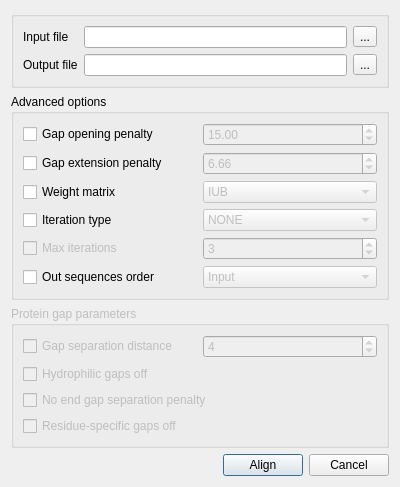
violethaze74/ugene, file src/plugins/external_tool_support/src/ui/ClustalWSupportRunDialog.ui: the form before one commit.
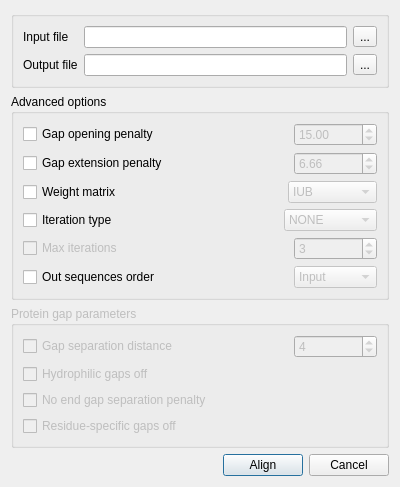
The form after the commit.

The edit to the form file:
```diff
--- a/src/plugins/external_tool_support/src/ui/ClustalWSupportRunDialog.ui
+++ b/src/plugins/external_tool_support/src/ui/ClustalWSupportRunDialog.ui
@@ -7,72 +7,122 @@
     <x>0</x>
     <y>0</y>
     <width>400</width>
-    <height>442</height>
+    <height>454</height>
    </rect>
   </property>
-  <property name="maximumSize">
+  <property name="minimumSize">
    <size>
     <width>400</width>
-    <height>442</height>
+    <height>0</height>
+   </size>
+  </property>
+  <property name="maximumSize">
+   <size>
+    <width>40067</width>
+    <height>448567</height>
    </size>
   </property>
   <property name="windowTitle">
    <string>Align with ClustalW</string>
   </property>
+  <layout class="QVBoxLayout" name="verticalLayout_2">
+   <item>
   <layout class="QVBoxLayout" name="verticalLayout">
    <item>
-    <layout class="QGridLayout" name="gridLayout_4">
-     <item row="3" column="0">
-      <layout class="QHBoxLayout" name="horizontalLayout">
-       <item>
-        <spacer name="horizontalSpacer">
-         <property name="orientation">
-          <enum>Qt::Horizontal</enum>
-         </property>
-         <property name="sizeHint" stdset="0">
+      <widget class="QGroupBox" name="inputGroupBox">
+       <property name="title">
+        <string/>
+       </property>
+       <layout class="QGridLayout" name="gridLayout_10">
+        <item row="0" column="0">
+         <layout class="QGridLayout" name="gridLayout_9">
+          <item row="0" column="0">
+           <widget class="QLabel" name="inputFileLabel">
+            <property name="text">
+             <string>Input file</string>
+            </property>
+           </widget>
+          </item>
+          <item row="0" column="1">
+           <widget class="QLineEdit" name="inputFileLineEdit"/>
+          </item>
+          <item row="0" column="2">
+           <widget class="QToolButton" name="inputFilePathButton">
+            <property name="text">
+             <string>...</string>
+            </property>
+           </widget>
+          </item>
+          <item row="1" column="0">
+           <widget class="QLabel" name="outputFileLabel">
+            <property name="text">
+             <string>Output file</string>
+            </property>
+           </widget>
+          </item>
+          <item row="1" column="1">
+           <widget class="QLineEdit" name="outputFileLineEdit">
+            <property name="maximumSize">
           <size>
-           <width>40</width>
-           <height>20</height>
-          </size>
-         </property>
-        </spacer>
-       </item>
-       <item>
-        <widget class="QPushButton" name="alignButton">
-         <property name="text">
-          <string>Align</string>
-         </property>
-        </widget>
-       </item>
-       <item>
-        <widget class="QPushButton" name="cancelButton">
+              <width>16777214</width>
+              <height>16777215</height>
+             </size>
+            </property>
+           </widget>
+          </item>
+          <item row="1" column="2">
+           <widget class="QToolButton" name="outputFilePathButton">
          <property name="text">
-          <string>Cancel</string>
+             <string>...</string>
          </property>
         </widget>
        </item>
       </layout>
      </item>
-     <item row="1" column="0">
+       </layout>
+      </widget>
+     </item>
+     <item>
       <widget class="QGroupBox" name="groupBox">
        <property name="title">
         <string>Advanced options</string>
        </property>
-       <layout class="QVBoxLayout" name="verticalLayout_2">
-        <item>
-         <layout class="QHBoxLayout" name="horizontalLayout_2">
-          <item>
+       <layout class="QGridLayout" name="gridLayout_8">
+        <item row="0" column="0">
+         <layout class="QGridLayout" name="gridLayout_7">
+          <item row="0" column="0">
+           <layout class="QGridLayout" name="gridLayout">
+            <item row="0" column="0">
            <widget class="QCheckBox" name="gapOpenCheckBox">
             <property name="text">
              <string>Gap opening penalty</string>
             </property>
            </widget>
           </item>
-          <item>
+            <item row="0" column="1">
+             <spacer name="horizontalSpacer_2">
+              <property name="orientation">
+               <enum>Qt::Horizontal</enum>
+              </property>
+              <property name="sizeHint" stdset="0">
+               <size>
+                <width>138</width>
+                <height>16</height>
+               </size>
+              </property>
+             </spacer>
+            </item>
+            <item row="0" column="2">
            <widget class="QDoubleSpinBox" name="gapOpenSpinBox">
             <property name="enabled">
              <bool>false</bool>
             </property>
+              <property name="minimumSize">
+               <size>
+                <width>83</width>
+                <height>0</height>
+               </size>
+              </property>
             <property name="maximum">
              <double>100.000000000000000</double>
             </property>
@@ -83,20 +133,39 @@
           </item>
          </layout>
         </item>
-        <item>
-         <layout class="QHBoxLayout" name="horizontalLayout_3">
-          <item>
+          <item row="1" column="0">
+           <layout class="QGridLayout" name="gridLayout_2">
+            <item row="0" column="0">
            <widget class="QCheckBox" name="gapExtCheckBox">
             <property name="text">
              <string>Gap extension penalty</string>
             </property>
            </widget>
           </item>
-          <item>
+            <item row="0" column="1">
+             <spacer name="horizontalSpacer_3">
+              <property name="orientation">
+               <enum>Qt::Horizontal</enum>
+              </property>
+              <property name="sizeHint" stdset="0">
+               <size>
+                <width>128</width>
+                <height>16</height>
+               </size>
+              </property>
+             </spacer>
+            </item>
+            <item row="0" column="2">
            <widget class="QDoubleSpinBox" name="gapExtSpinBox">
             <property name="enabled">
              <bool>false</bool>
             </property>
+              <property name="minimumSize">
+               <size>
+                <width>83</width>
+                <height>0</height>
+               </size>
+              </property>
             <property name="maximum">
              <double>10.000000000000000</double>
             </property>
@@ -107,20 +176,39 @@
           </item>
          </layout>
         </item>
-        <item>
-         <layout class="QHBoxLayout" name="horizontalLayout_6">
-          <item>
+          <item row="2" column="0">
+           <layout class="QGridLayout" name="gridLayout_3">
+            <item row="0" column="0">
            <widget class="QCheckBox" name="weightMatrixCheckBox">
             <property name="text">
              <string>Weight matrix</string>
             </property>
            </widget>
           </item>
-          <item>
+            <item row="0" column="1">
+             <spacer name="horizontalSpacer_4">
+              <property name="orientation">
+               <enum>Qt::Horizontal</enum>
+              </property>
+              <property name="sizeHint" stdset="0">
+               <size>
+                <width>168</width>
+                <height>16</height>
+               </size>
+              </property>
+             </spacer>
+            </item>
+            <item row="0" column="2">
            <widget class="QComboBox" name="weightMatrixComboBox">
             <property name="enabled">
              <bool>false</bool>
             </property>
+              <property name="minimumSize">
+               <size>
+                <width>83</width>
+                <height>0</height>
+               </size>
+              </property>
             <item>
              <property name="text">
               <string>IUB</string>
@@ -135,9 +223,61 @@
           </item>
          </layout>
         </item>
+          <item row="3" column="0">
+           <layout class="QGridLayout" name="gridLayout_4">
+            <item row="0" column="0">
+             <widget class="QCheckBox" name="iterationTypeCheckBox">
+              <property name="text">
+               <string>Iteration type</string>
+              </property>
+             </widget>
+            </item>
+            <item row="0" column="1">
+             <spacer name="horizontalSpacer_5">
+              <property name="orientation">
+               <enum>Qt::Horizontal</enum>
+              </property>
+              <property name="sizeHint" stdset="0">
+               <size>
+                <width>168</width>
+                <height>16</height>
+               </size>
+              </property>
+             </spacer>
+            </item>
+            <item row="0" column="2">
+             <widget class="QComboBox" name="iterationTypeComboBox">
+              <property name="enabled">
+               <bool>false</bool>
+              </property>
+              <property name="minimumSize">
+               <size>
+                <width>83</width>
+                <height>0</height>
+               </size>
+              </property>
         <item>
-         <layout class="QGridLayout" name="gridLayout">
-          <item row="1" column="0">
+               <property name="text">
+                <string>NONE</string>
+               </property>
+              </item>
+              <item>
+               <property name="text">
+                <string>TREE</string>
+               </property>
+              </item>
+              <item>
+               <property name="text">
+                <string>ALIGNMENT</string>
+               </property>
+              </item>
+             </widget>
+            </item>
+           </layout>
+          </item>
+          <item row="4" column="0">
+           <layout class="QGridLayout" name="gridLayout_5">
+            <item row="0" column="0">
            <widget class="QCheckBox" name="maxIterationsCheckBox">
             <property name="enabled">
              <bool>false</bool>
@@ -150,11 +290,30 @@
             </property>
            </widget>
           </item>
-          <item row="1" column="1">
+            <item row="0" column="1">
+             <spacer name="horizontalSpacer_6">
+              <property name="orientation">
+               <enum>Qt::Horizontal</enum>
+              </property>
+              <property name="sizeHint" stdset="0">
+               <size>
+                <width>168</width>
+                <height>16</height>
+               </size>
+              </property>
+             </spacer>
+            </item>
+            <item row="0" column="2">
            <widget class="QSpinBox" name="maxIterationsSpinBox">
             <property name="enabled">
              <bool>false</bool>
             </property>
+              <property name="minimumSize">
+               <size>
+                <width>83</width>
+                <height>0</height>
+               </size>
+              </property>
             <property name="minimum">
              <number>1</number>
             </property>
@@ -166,51 +325,41 @@
             </property>
            </widget>
           </item>
-          <item row="0" column="1">
-           <widget class="QComboBox" name="iterationTypeComboBox">
-            <property name="enabled">
-             <bool>false</bool>
-            </property>
-            <item>
-             <property name="text">
-              <string>NONE</string>
-             </property>
-            </item>
-            <item>
-             <property name="text">
-              <string>TREE</string>
-             </property>
-            </item>
-            <item>
-             <property name="text">
-              <string>ALIGNMENT</string>
-             </property>
-            </item>
-           </widget>
-          </item>
-          <item row="0" column="0">
-           <widget class="QCheckBox" name="iterationTypeCheckBox">
-            <property name="text">
-             <string>Iteration type</string>
-            </property>
-           </widget>
-          </item>
-         </layout>
-        </item>
-        <item>
-         <layout class="QHBoxLayout" name="horizontalLayout_5">
-          <item>
+           </layout>
+          </item>
+          <item row="5" column="0">
+           <layout class="QGridLayout" name="gridLayout_6">
+            <item row="0" column="0">
            <widget class="QCheckBox" name="outOrderCheckBox">
             <property name="text">
              <string>Out sequences order</string>
             </property>
            </widget>
           </item>
-          <item>
+            <item row="0" column="1">
+             <spacer name="horizontalSpacer_7">
+              <property name="orientation">
+               <enum>Qt::Horizontal</enum>
+              </property>
+              <property name="sizeHint" stdset="0">
+               <size>
+                <width>138</width>
+                <height>16</height>
+               </size>
+              </property>
+             </spacer>
+            </item>
+            <item row="0" column="2">
            <widget class="QComboBox" name="outOrderComboBox">
             <property name="enabled">
              <bool>false</bool>
             </property>
+              <property name="minimumSize">
+               <size>
+                <width>83</width>
+                <height>0</height>
+               </size>
+              </property>
             <item>
              <property name="text">
               <string>Input</string>
@@ -226,9 +375,11 @@
          </layout>
         </item>
        </layout>
+        </item>
+       </layout>
       </widget>
      </item>
-     <item row="2" column="0">
+     <item>
       <widget class="QGroupBox" name="proteinGapParamGroupBox">
        <property name="enabled">
         <bool>false</bool>
@@ -236,21 +387,42 @@
        <property name="title">
         <string>Protein gap parameters</string>
        </property>
-       <layout class="QVBoxLayout" name="verticalLayout_3">
-        <item>
-         <layout class="QHBoxLayout" name="horizontalLayout_4">
-          <item>
+       <layout class="QGridLayout" name="gridLayout_13">
+        <item row="0" column="0">
+         <layout class="QGridLayout" name="gridLayout_12">
+          <item row="0" column="0">
+           <layout class="QGridLayout" name="gridLayout_11">
+            <item row="0" column="0">
            <widget class="QCheckBox" name="gapDistancesCheckBox">
             <property name="text">
              <string>Gap separation distance</string>
             </property>
            </widget>
           </item>
-          <item>
+            <item row="0" column="1">
+             <spacer name="horizontalSpacer_8">
+              <property name="orientation">
+               <enum>Qt::Horizontal</enum>
+              </property>
+              <property name="sizeHint" stdset="0">
+               <size>
+                <width>118</width>
+                <height>20</height>
+               </size>
+              </property>
+             </spacer>
+            </item>
+            <item row="0" column="2">
            <widget class="QSpinBox" name="gapDistancesSpinBox">
             <property name="enabled">
              <bool>false</bool>
             </property>
+              <property name="minimumSize">
+               <size>
+                <width>83</width>
+                <height>0</height>
+               </size>
+              </property>
             <property name="minimum">
              <number>1</number>
             </property>
@@ -264,21 +436,21 @@
           </item>
          </layout>
         </item>
-        <item>
+          <item row="1" column="0">
          <widget class="QCheckBox" name="hydrophilicGapsOffCheckBox">
           <property name="text">
            <string>Hydrophilic gaps off</string>
           </property>
          </widget>
         </item>
-        <item>
+          <item row="2" column="0">
          <widget class="QCheckBox" name="endGapsCheckBox">
           <property name="text">
            <string>No end gap separation penalty</string>
           </property>
          </widget>
         </item>
-        <item>
+          <item row="3" column="0">
          <widget class="QCheckBox" name="residueSpecificGapsOffCheckBox">
           <property name="text">
            <string>Residue-specific gaps off</string>
@@ -286,61 +458,40 @@
          </widget>
         </item>
        </layout>
-      </widget>
-     </item>
-     <item row="0" column="0">
-      <widget class="QGroupBox" name="inputGroupBox">
-       <property name="title">
-        <string/>
-       </property>
-       <layout class="QGridLayout" name="gridLayout_3">
-        <item row="0" column="0">
-         <layout class="QGridLayout" name="gridLayout_2">
-          <item row="1" column="0">
-           <widget class="QLabel" name="outputFileLabel">
-            <property name="text">
-             <string>Output file</string>
-            </property>
-           </widget>
-          </item>
-          <item row="1" column="2">
-           <widget class="QToolButton" name="outputFilePathButton">
-            <property name="text">
-             <string>...</string>
-            </property>
-           </widget>
-          </item>
+        </item>
+       </layout>
+      </widget>
+     </item>
+     <item>
+      <layout class="QGridLayout" name="gridLayout_14">
           <item row="0" column="0">
-           <widget class="QLabel" name="inputFileLabel">
-            <property name="text">
-             <string>Input file</string>
-            </property>
-           </widget>
-          </item>
-          <item row="1" column="1">
-           <widget class="QLineEdit" name="outputFileLineEdit">
-            <property name="maximumSize">
+        <spacer name="horizontalSpacer">
+         <property name="orientation">
+          <enum>Qt::Horizontal</enum>
+         </property>
+         <property name="sizeHint" stdset="0">
              <size>
-              <width>16777214</width>
-              <height>16777215</height>
-             </size>
-            </property>
-           </widget>
-          </item>
-          <item row="0" column="2">
-           <widget class="QToolButton" name="inputFilePathButton">
-            <property name="text">
-             <string>...</string>
-            </property>
-           </widget>
+           <width>40</width>
+           <height>20</height>
+          </size>
+         </property>
+        </spacer>
           </item>
           <item row="0" column="1">
-           <widget class="QLineEdit" name="inputFileLineEdit"/>
-          </item>
-         </layout>
-        </item>
-       </layout>
-      </widget>
+        <widget class="QPushButton" name="alignButton">
+         <property name="text">
+          <string>Align</string>
+         </property>
+        </widget>
+       </item>
+       <item row="0" column="2">
+        <widget class="QPushButton" name="cancelButton">
+         <property name="text">
+          <string>Cancel</string>
+         </property>
+        </widget>
+       </item>
+      </layout>
      </item>
     </layout>
    </item>
```
Lines whose indentation alone changed are shown as unchanged.
